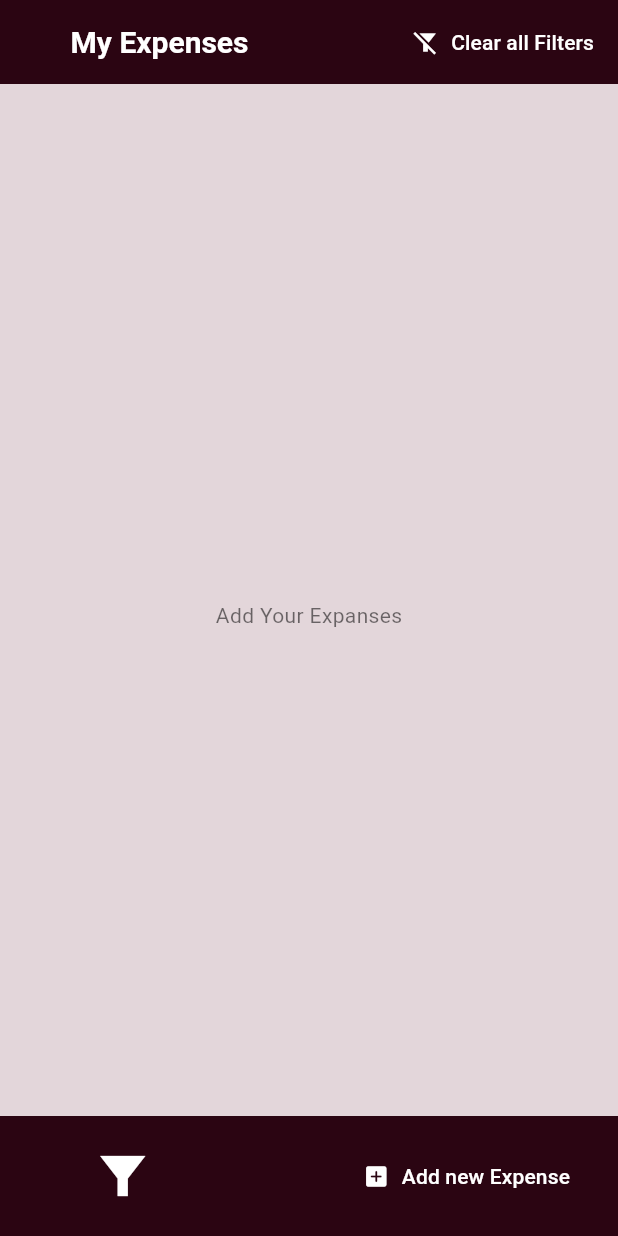
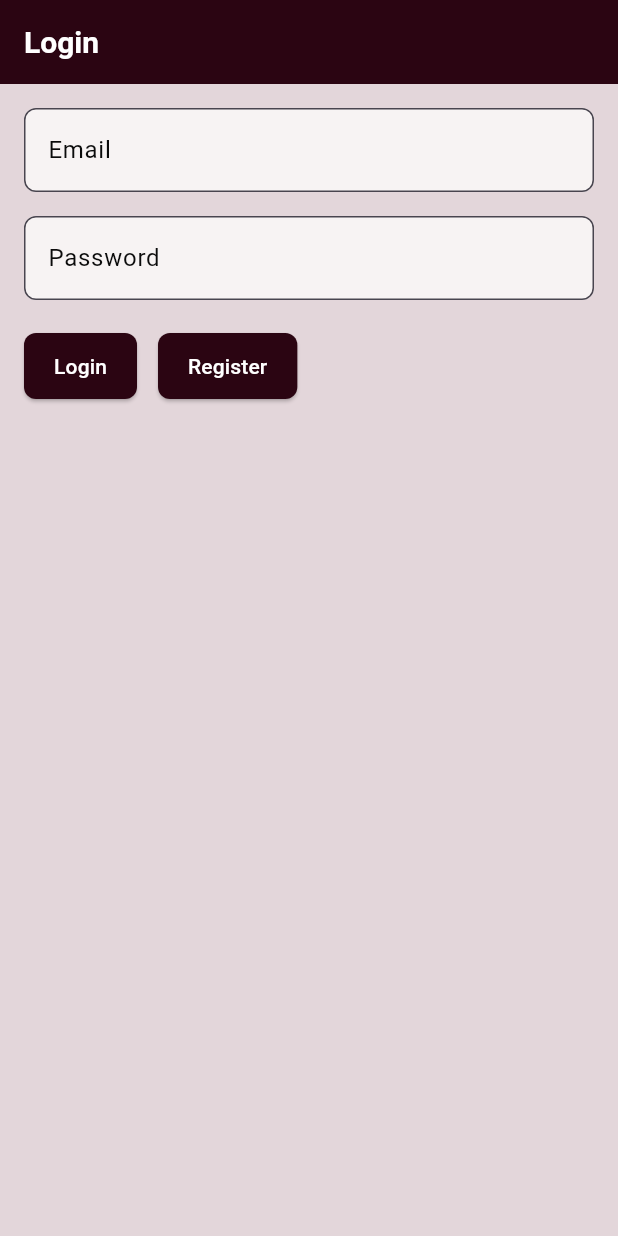
Before and after one commit to PetarJovanovic996/peca_expenses, a Flutter app: the screen it shows after launch, on a phone screen of 412 x 824 dp. Run offline on Flutter 3.47's test engine with Material 3 defaults, Android fonts, the phone set to English and light mode, and no system bars; our stand-ins replace firebase_auth, firebase_core; accounts and stored records are empty.

Commit message:
added Auth,logIn,Register

```diff
--- a/lib/main/my_app.dart
+++ b/lib/main/my_app.dart
@@ -3,6 +3,7 @@ import 'package:flutter/material.dart';
 import 'package:peca_expenses/main/my_theme.dart';
 import 'package:peca_expenses/main/routes.dart';
 import 'package:peca_expenses/providers/add_expense_provider.dart';
+import 'package:peca_expenses/providers/auth_provider.dart';
 import 'package:peca_expenses/providers/filters_provider.dart';
 
 import 'package:provider/provider.dart';
@@ -19,13 +20,16 @@ class MyApp extends StatelessWidget {
         ),
         ChangeNotifierProvider(
           create: (context) => FiltersProvider(),
+        ),
+        ChangeNotifierProvider(
+          create: (context) => AuthProvider(),
         )
       ],
       child: MaterialApp(
         theme: myTheme,
         debugShowCheckedModeBanner: false,
         title: 'Named Routes',
-        initialRoute: 'expenses', //dodati logIn skrin i kao initial
+        initialRoute: 'loginscreen', //dodati logIn skrin i kao initial
         //
         //
         // done: For larger apps with 20+ routes, it's a better practice to define
--- a/lib/main/routes.dart
+++ b/lib/main/routes.dart
@@ -2,10 +2,13 @@ import 'package:flutter/material.dart';
 import 'package:peca_expenses/screens/add_expense.dart';
 import 'package:peca_expenses/screens/expenses_screen.dart';
 import 'package:peca_expenses/screens/filters_screen.dart';
+import 'package:peca_expenses/screens/log_in_screen.dart';
+import 'package:peca_expenses/screens/register_screen.dart';
 
 final Map<String, WidgetBuilder> routes = {
   'expenses': (context) => const ExpensesScreen(),
   'filter': (context) => const FiltersScreen(),
   'addnew': (context) => AddExpense(),
+  'loginscreen': (context) => LoginScreen(),
+  'register': (context) => RegisterScreen()
 };
- // 'loginscreen': (context) => const LogInScreen(), // dodati logIn skrin i kao initial
--- /dev/null
+++ b/lib/providers/auth_provider.dart
@@ -0,0 +1,61 @@
+import 'package:firebase_auth/firebase_auth.dart';
+import 'package:flutter/material.dart';
+
+class AuthProvider extends ChangeNotifier {
+  final FirebaseAuth _auth = FirebaseAuth.instance;
+
+  String _email = '';
+  String _password = '';
+
+  String get email => _email;
+  String get password => _password;
+
+  User? _user;
+  User? get user => _user;
+
+  void setEmail(String email) {
+    _email = email;
+    notifyListeners();
+  }
+
+  void setPassword(String password) {
+    _password = password;
+    notifyListeners();
+  }
+
+  Future<void> signInWithEmailPassword(String email, String password) async {
+    try {
+      await _auth.signInWithEmailAndPassword(email: email, password: password);
+      _user = _auth.currentUser;
+      notifyListeners();
+    } catch (error) {
+      rethrow;
+    }
+  }
+
+  Future<void> registerWithEmailPassword(String email, String password) async {
+    try {
+      await _auth.createUserWithEmailAndPassword(
+          email: email, password: password);
+      _user = _auth.currentUser;
+      notifyListeners();
+    } catch (error) {
+      rethrow;
+    }
+  }
+
+  void resetValues() {
+    _email = '';
+    _password = '';
+
+    notifyListeners();
+  }
+
+  Future<void> signOut() async {
+    resetValues();
+    notifyListeners();
+    await _auth.signOut();
+    _user = null;
+    notifyListeners();
+  }
+}
--- a/lib/screens/add_expense.dart
+++ b/lib/screens/add_expense.dart
@@ -31,6 +31,7 @@ class AddExpense extends StatelessWidget {
             children: [
               // TODO: Create a widget to serve as a wrapper for all [TextFormField],
               // TODO: refactor everywhere where it's used.
+              //veci mi je to posa :D
               TextFormField(
                 // done: Since initialValue is called only when the widget is rebuild we can use [read] instead of watch
                 initialValue: context.read<AddExpenseProvider>().enteredName,
--- a/lib/screens/log_in_screen.dart
+++ b/lib/screens/log_in_screen.dart
@@ -1 +1,110 @@
 // import 'package:flutter/material.dart';
+import 'package:flutter/material.dart';
+
+//import 'package:peca_expenses/data/categories.dart';
+//import 'package:peca_expenses/providers/add_expense_provider.dart';
+//import 'package:peca_expenses/providers/filters_provider.dart';
+import 'package:provider/provider.dart';
+//import 'package:peca_expenses/models/date.dart';
+
+// import 'package:flutter/material.dart';
+// import 'package:provider/provider.dart';
+
+// import 'package:flutter/material.dart';
+// import 'package:provider/provider.dart';
+import 'package:peca_expenses/providers/auth_provider.dart';
+
+class LoginScreen extends StatelessWidget {
+  LoginScreen({super.key});
+
+  final _formKey = GlobalKey<FormState>();
+
+  @override
+  Widget build(BuildContext context) {
+    return Scaffold(
+      appBar: AppBar(title: const Text('Login')),
+      body: Padding(
+        padding: const EdgeInsets.all(16.0),
+        child: Form(
+          key: _formKey,
+          child: Column(
+            children: [
+              TextFormField(
+                initialValue: context.read<AuthProvider>().email,
+                onChanged: (newValue) {
+                  context.read<AuthProvider>().setEmail(newValue);
+                },
+                decoration: const InputDecoration(labelText: 'Email'),
+                validator: (newValue) {
+                  if (newValue == null ||
+                      newValue.isEmpty ||
+                      newValue.trim().length <= 1) {
+                    return 'Invalid E-mail adress';
+                  }
+                  return null;
+                },
+              ),
+              const Padding(padding: EdgeInsets.all(8)),
+              TextFormField(
+                initialValue: context.read<AuthProvider>().password,
+                onChanged: (newValue) {
+                  context.read<AuthProvider>().setPassword(newValue);
+                },
+                decoration: const InputDecoration(labelText: 'Password'),
+                obscureText: true,
+                validator: (newValue) {
+                  if (newValue == null ||
+                      newValue.isEmpty ||
+                      newValue.trim().length <= 4) {
+                    return 'Invalid password';
+                  }
+                  return null;
+                },
+              ),
+              const SizedBox(height: 20),
+              Row(
+                children: [
+                  ElevatedButton(
+                    onPressed: () async {
+                      if (_formKey.currentState?.validate() ?? false) {
+                        try {
+                          await context
+                              .read<AuthProvider>()
+                              .signInWithEmailPassword(
+                                context.read<AuthProvider>().email,
+                                context.read<AuthProvider>().password,
+                              );
+                          if (!context.mounted) {
+                            return;
+                          }
+                          Navigator.pushReplacementNamed(context, 'expenses');
+
+                          // Otići na home ekran
+                        } catch (error) {
+                          //login error
+                          //odje pokazuje gresku
+                          ScaffoldMessenger.of(context).showSnackBar(
+                              const SnackBar(content: Text('Login failed')));
+                        }
+                      }
+                    },
+                    child: const Text('Login'),
+                  ),
+                  const SizedBox(
+                    width: 14,
+                  ),
+                  ElevatedButton(
+                    onPressed: () {
+                      Navigator.pushReplacementNamed(context, 'register');
+                    },
+                    child: const Text('Register'),
+                  ),
+                ],
+              ),
+            ],
+          ),
+        ),
+      ),
+    );
+  }
+}
--- a/pubspec.yaml
+++ b/pubspec.yaml
@@ -42,6 +42,7 @@ dependencies:
   google_fonts: ^6.2.1
   intl: ^0.19.0
   firebase_core: ^3.6.0
+  firebase_auth: ^5.3.1
 
 dev_dependencies:
   flutter_test:
```
Also changed, not shown: lib/screens/expenses_screen.dart (+26 -0 lines), lib/screens/register_screen.dart (added, +91 -0 lines), lib/main.dart (renamed from lib/main/main.dart), pubspec.lock, 5 other files.
